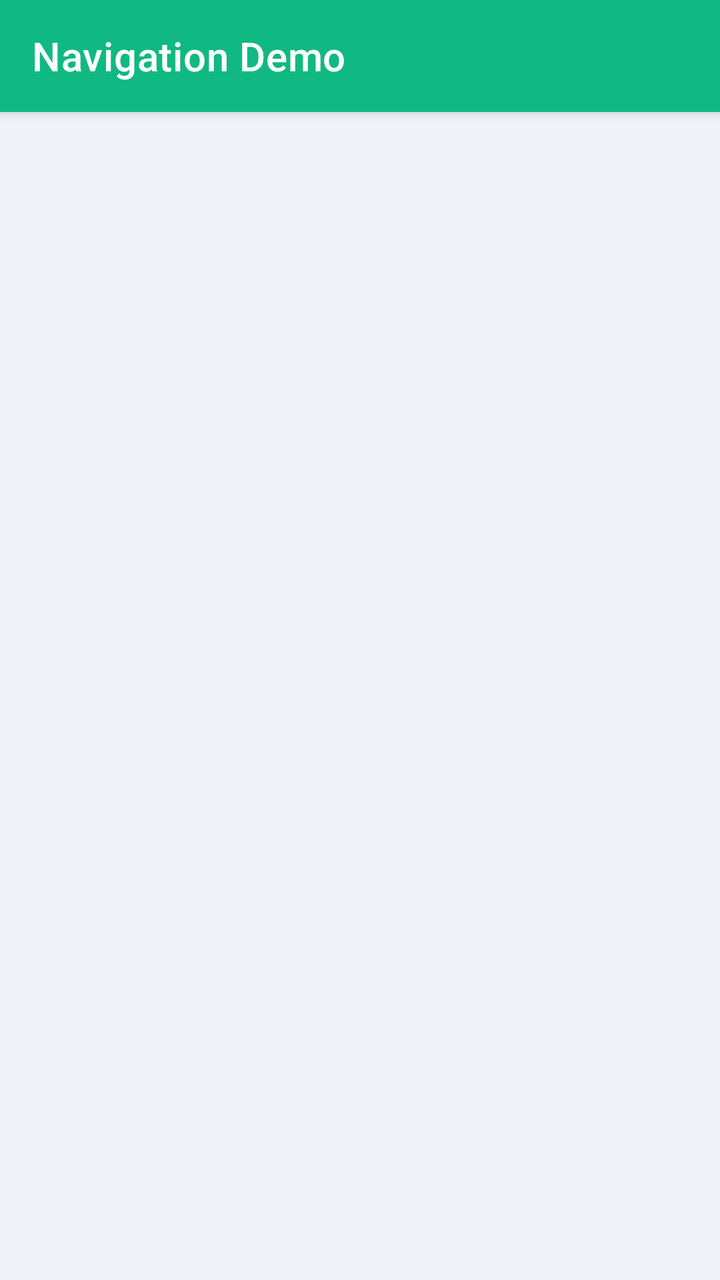
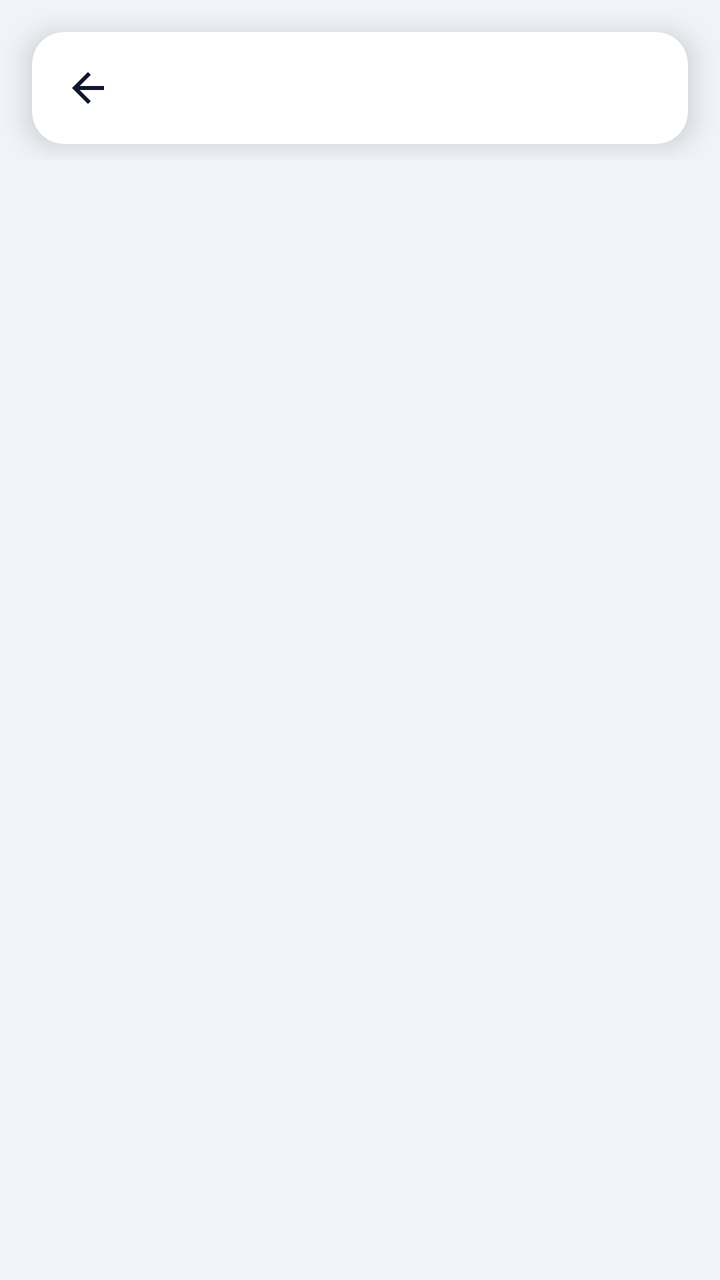

The first picture is an Android layout as it rendered before a commit; the second is the same layout after the commit. The layout source and the unified diff follow.
<!-- AndroidManifest.xml: application theme Theme.GuideFlow -->
<!-- res/layout/activity_navigation_demo.xml -->
<?xml version="1.0" encoding="utf-8"?>
<androidx.coordinatorlayout.widget.CoordinatorLayout xmlns:android="http://schemas.android.com/apk/res/android"
    xmlns:app="http://schemas.android.com/apk/res-auto"
    android:layout_width="match_parent"
    android:layout_height="match_parent"
    android:background="#F0F4F8">

    <com.google.android.material.appbar.AppBarLayout
        android:layout_width="match_parent"
        android:layout_height="wrap_content"
        app:elevation="4dp">

        <com.google.android.material.appbar.MaterialToolbar
            android:id="@+id/toolbar"
            android:layout_width="match_parent"
            android:layout_height="?attr/actionBarSize"
            android:background="#10B981"
            app:title="Navigation Demo"
            app:titleTextColor="#FFFFFF" />
    </com.google.android.material.appbar.AppBarLayout>

    <FrameLayout
        android:id="@+id/fragmentContainer"
        android:layout_width="match_parent"
        android:layout_height="match_parent"
        app:layout_behavior="@string/appbar_scrolling_view_behavior" />

</androidx.coordinatorlayout.widget.CoordinatorLayout>
<!-- resources referenced by this layout -->
<resources>
  <style name="Theme.GuideFlow" parent="Theme.MaterialComponents.DayNight.NoActionBar">
          
          <item name="colorPrimary">@color/purple_500</item>
          <item name="colorPrimaryVariant">@color/purple_700</item>
          <item name="colorOnPrimary">@color/white</item>
          
          <item name="colorSecondary">@color/teal_200</item>
          <item name="colorSecondaryVariant">@color/teal_700</item>
          <item name="colorOnSecondary">@color/black</item>
          
          <item name="android:statusBarColor">?attr/colorPrimaryVariant</item>
          
      </style>
  <color name="purple_500">#FF6200EE</color>
  <color name="purple_700">#FF3700B3</color>
  <color name="white">#FFFFFFFF</color>
  <color name="teal_200">#FF03DAC5</color>
  <color name="teal_700">#FF018786</color>
  <color name="black">#FF000000</color>
</resources>

<!-- the commit's change to res/layout/activity_navigation_demo.xml (unified diff, before → after) -->
@@ -5,19 +5,7 @@
     android:layout_height="match_parent"
     android:background="#F0F4F8">
 
-    <com.google.android.material.appbar.AppBarLayout
-        android:layout_width="match_parent"
-        android:layout_height="wrap_content"
-        app:elevation="4dp">
-
-        <com.google.android.material.appbar.MaterialToolbar
-            android:id="@+id/toolbar"
-            android:layout_width="match_parent"
-            android:layout_height="?attr/actionBarSize"
-            android:background="#10B981"
-            app:title="Navigation Demo"
-            app:titleTextColor="#FFFFFF" />
-    </com.google.android.material.appbar.AppBarLayout>
+    <include layout="@layout/layout_standard_app_bar" />
 
     <FrameLayout
         android:id="@+id/fragmentContainer"
@@ -26,3 +14,39 @@
         app:layout_behavior="@string/appbar_scrolling_view_behavior" />
 
 </androidx.coordinatorlayout.widget.CoordinatorLayout>
+<!-- res/layout/layout_standard_app_bar.xml (included above) -->
+<?xml version="1.0" encoding="utf-8"?>
+<com.google.android.material.appbar.AppBarLayout
+    xmlns:android="http://schemas.android.com/apk/res/android"
+    xmlns:app="http://schemas.android.com/apk/res-auto"
+    android:id="@+id/appBarLayout"
+    android:layout_width="match_parent"
+    android:layout_height="wrap_content"
+    android:background="@android:color/transparent"
+    android:theme="@style/ThemeOverlay.AppCompat.Light"
+    app:elevation="0dp">
+
+    
+    <com.google.android.material.card.MaterialCardView
+        android:layout_width="match_parent"
+        android:layout_height="wrap_content"
+        android:layout_marginHorizontal="16dp"
+        android:layout_marginTop="16dp"
+        android:layout_marginBottom="8dp"
+        app:cardBackgroundColor="@android:color/white"
+        app:cardCornerRadius="16dp"
+        app:cardElevation="8dp"
+        app:strokeWidth="0dp">
+
+        <com.google.android.material.appbar.MaterialToolbar
+            android:id="@+id/toolbar"
+            android:layout_width="match_parent"
+            android:layout_height="?attr/actionBarSize"
+            app:titleTextColor="#0F172A"
+            app:titleCentered="true"
+            app:navigationIconTint="#0F172A"
+            app:navigationIcon="?attr/homeAsUpIndicator" />
+
+    </com.google.android.material.card.MaterialCardView>
+
+</com.google.android.material.appbar.AppBarLayout>
